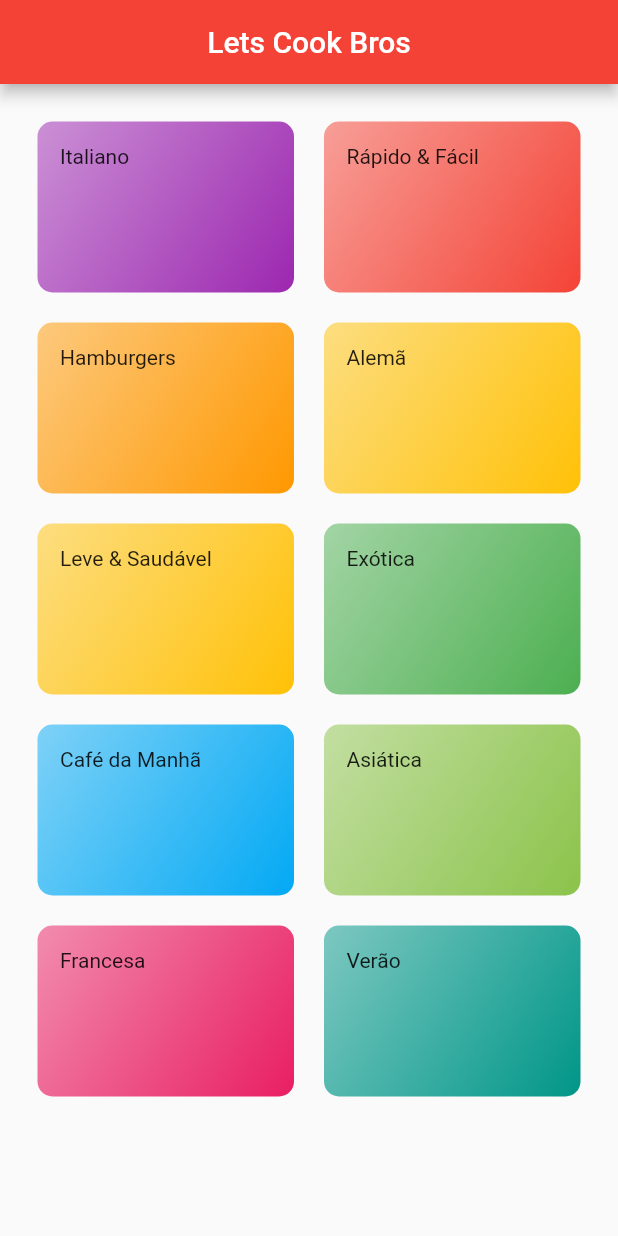
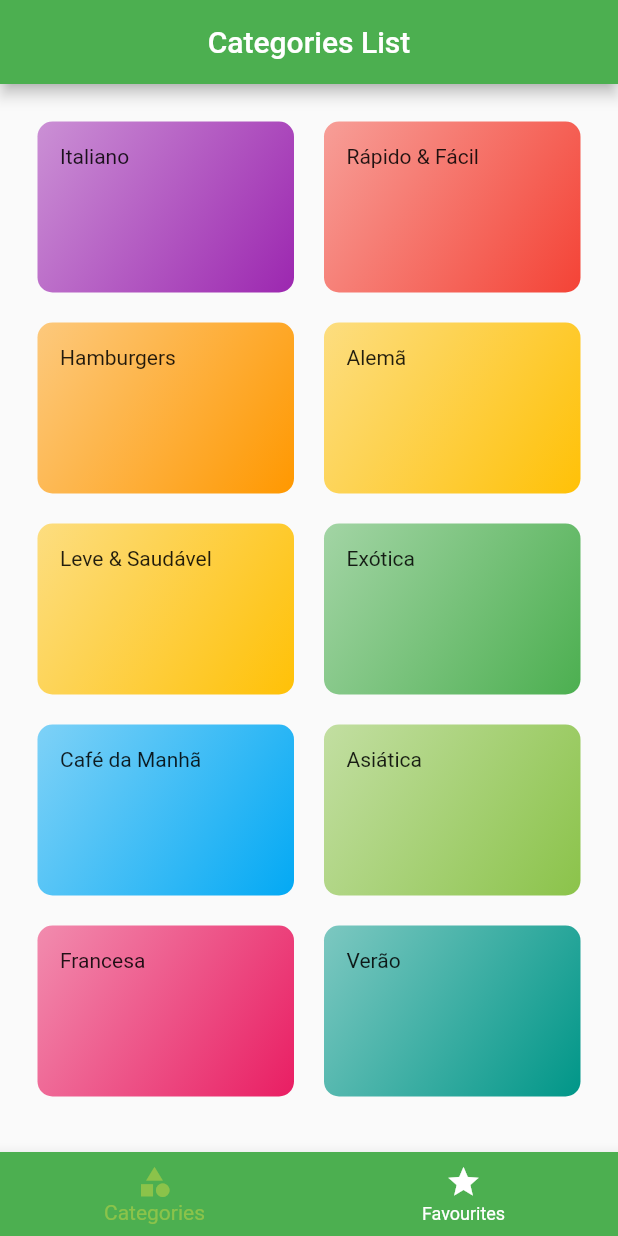
Before and after one commit to diogosequeira94/flutter-food-order-sandbox, a Flutter app: the screen it shows after launch, on a phone screen of 412 x 824 dp. Run offline on Flutter 3.47's test engine with Material 2 defaults, Android fonts, the phone set to English and light mode, and no system bars.

```diff
--- a/lib/main.dart
+++ b/lib/main.dart
@@ -1,8 +1,7 @@
 import 'package:flutter/material.dart';
 import 'package:flutter_routes_course/screens/categories_item_base_screen.dart';
 import 'package:flutter_routes_course/screens/meal_details_screen.dart';
-import 'screens/categories_screen.dart';
-import 'utils/apps_routes.dart';
+import 'package:flutter_routes_course/screens/tabs_screen.dart';
 import 'utils/apps_routes.dart';
 
 void main() => runApp(MyApp());
@@ -14,11 +13,11 @@ class MyApp extends StatelessWidget {
       title: 'DeliMeals',
       debugShowCheckedModeBanner: false,
       theme: ThemeData(
-        primarySwatch: Colors.red,
-        accentColor: Colors.amber
+        primarySwatch: Colors.green,
+        accentColor: Colors.lightGreen
       ),
       routes: {
-        AppRoutes.HOME: (ctx) => CategoriesScreen(),
+        AppRoutes.HOME: (ctx) => TabsScreen(),
         AppRoutes.CATEGORIES_MEALS: (ctx) => CategoriesMealsScreen(),
         AppRoutes.MEAL_DETAIL: (ctx) => MealDetailScreen(),
       },
--- a/lib/screens/categories_screen.dart
+++ b/lib/screens/categories_screen.dart
@@ -7,12 +7,7 @@ import '../data/dummy_data.dart';
 class CategoriesScreen extends StatelessWidget {
   @override
   Widget build(BuildContext context) {
-    return Scaffold(
-      appBar: AppBar(
-        title: Text('Lets Cook Bros'),
-        centerTitle: true,
-      ),
-      body: GridView(
+    return GridView(
         padding: const EdgeInsets.all(25.0),
         gridDelegate: SliverGridDelegateWithMaxCrossAxisExtent(
           maxCrossAxisExtent: 200,
@@ -23,7 +18,6 @@ class CategoriesScreen extends StatelessWidget {
         children: DUMMY_CATEGORIES.map((cat){
           return CategoryItem(cat);
         }).toList(),
-      ),
-    );
+      );
   }
 }
--- /dev/null
+++ b/lib/screens/favourites_screen.dart
@@ -0,0 +1,11 @@
+import 'package:flutter/material.dart';
+
+class FavouriteScreen extends StatelessWidget {
+
+  @override
+  Widget build(BuildContext context) {
+    return Center(
+      child: Text('Minhas comidas favoritas :D:D:D'),
+    );
+  }
+}
--- /dev/null
+++ b/lib/screens/tabs_screen.dart
@@ -0,0 +1,54 @@
+import 'package:flutter/material.dart';
+import 'package:flutter_routes_course/screens/favourites_screen.dart';
+import 'categories_screen.dart';
+import 'categories_screen.dart';
+
+class TabsScreen extends StatefulWidget {
+
+  @override
+  _TabsScreenState createState() => _TabsScreenState();
+}
+
+class _TabsScreenState extends State<TabsScreen> {
+
+  int _selectedScreenIndex = 0;
+
+  final List<Map<String, Object>> _screens = [
+    {'title': 'Categories List', 'screen': CategoriesScreen()},
+    {'title': 'My Favourites', 'screen': FavouriteScreen()},
+  ];
+
+  void _selectScreen(int index){
+    setState(() {
+      _selectedScreenIndex = index;
+    });
+  }
+
+
+  @override
+  Widget build(BuildContext context) {
+    return Scaffold(
+      appBar: AppBar(
+        centerTitle: true,
+        title: Text(_screens[_selectedScreenIndex]['title']),
+      ),
+      body: _screens[_selectedScreenIndex]['screen'],
+      bottomNavigationBar: BottomNavigationBar(
+          onTap: _selectScreen,
+          backgroundColor: Theme.of(context).primaryColor,
+          unselectedItemColor: Colors.white,
+          selectedItemColor: Theme.of(context).accentColor,
+          currentIndex: _selectedScreenIndex,
+          items: [
+        BottomNavigationBarItem(
+          icon: Icon(Icons.category),
+          title: Text('Categories'),
+        ),
+        BottomNavigationBarItem(
+          icon: Icon(Icons.star),
+          title: Text('Favourites'),
+        )
+      ]),
+    );
+  }
+}
```
